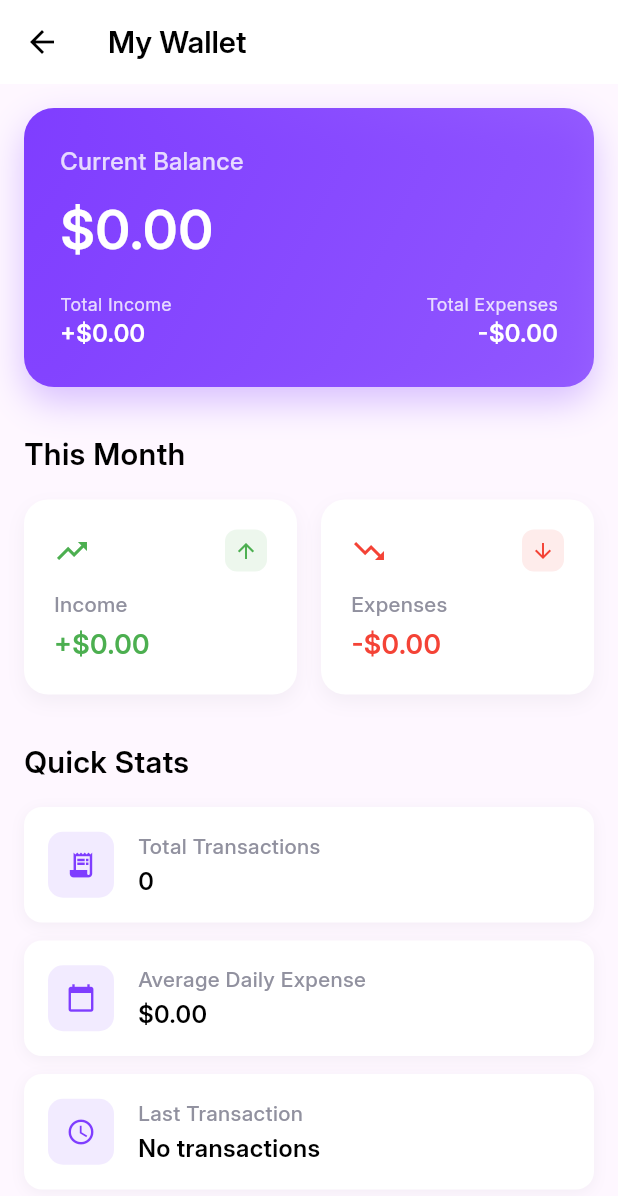
After one commit to Dinethzz/spendly, a Flutter app: the MainScreen screen opened directly, item 5 of the bottom bar chosen, after a tap on "My Wallet", on a phone screen of 412 x 824 dp. The commit adds this screen. Shown: the top 1196 px of the screen. Run offline on Flutter 3.47's test engine with Material 3 defaults, Android fonts, the phone set to English and light mode, and no system bars; our stand-ins replace fl_chart, shared_preferences, smooth_page_indicator; accounts and stored records are empty.

Commit message:
my wallet screen

```diff
--- a/lib/screens/main_screen.dart
+++ b/lib/screens/main_screen.dart
@@ -115,7 +115,10 @@ class _MainScreenState extends State<MainScreen> {
         expenseCategoryTotals: expenseCategoryTotals,
         incomeCategoryTotals: incomeCategoryTotals,
       ),
-      const ProfileScreen(),
+      ProfileScreen(
+        expencesList: expenceList,
+        incomesList: incomeList,
+      ),
     ];
     return Scaffold(
       bottomNavigationBar: BottomNavigationBar(
--- a/lib/screens/profile_screen.dart
+++ b/lib/screens/profile_screen.dart
@@ -1,13 +1,23 @@
 import 'package:expenz/constants/colors.dart';
 import 'package:expenz/constants/const_values.dart';
+import 'package:expenz/models/expence_model.dart';
+import 'package:expenz/models/income_model.dart';
 import 'package:expenz/screens/onboarding_screen.dart';
+import 'package:expenz/screens/wallet_screen.dart';
 import 'package:expenz/services/user_service.dart';
 import 'package:expenz/widgets/profile_card.dart';
 import 'package:flutter/material.dart';
 import 'package:shared_preferences/shared_preferences.dart';
 
 class ProfileScreen extends StatefulWidget {
-  const ProfileScreen({super.key});
+  final List<Expence> expencesList;
+  final List<Income> incomesList;
+
+  const ProfileScreen({
+    super.key,
+    required this.expencesList,
+    required this.incomesList,
+  });
 
   @override
   State<ProfileScreen> createState() => _ProfileScreenState();
@@ -187,10 +197,23 @@ class _ProfileScreenState extends State<ProfileScreen> {
                 const SizedBox(
                   height: 20,
                 ),
-                const ProfileCard(
-                  icon: Icons.wallet,
-                  title: "My Wallet",
-                  color: kMainColor,
+                GestureDetector(
+                  onTap: () {
+                    Navigator.push(
+                      context,
+                      MaterialPageRoute(
+                        builder: (context) => WalletScreen(
+                          expencesList: widget.expencesList,
+                          incomesList: widget.incomesList,
+                        ),
+                      ),
+                    );
+                  },
+                  child: const ProfileCard(
+                    icon: Icons.wallet,
+                    title: "My Wallet",
+                    color: kMainColor,
+                  ),
                 ),
                 const ProfileCard(
                   icon: Icons.settings,
--- /dev/null
+++ b/lib/screens/wallet_screen.dart
@@ -0,0 +1,369 @@
+import 'package:expenz/constants/colors.dart';
+import 'package:expenz/constants/const_values.dart';
+import 'package:expenz/models/expence_model.dart';
+import 'package:expenz/models/income_model.dart';
+import 'package:flutter/material.dart';
+import 'package:intl/intl.dart';
+
+class WalletScreen extends StatefulWidget {
+  final List<Expence> expencesList;
+  final List<Income> incomesList;
+
+  const WalletScreen({
+    super.key,
+    required this.expencesList,
+    required this.incomesList,
+  });
+
+  @override
+  State<WalletScreen> createState() => _WalletScreenState();
+}
+
+class _WalletScreenState extends State<WalletScreen> {
+  @override
+  Widget build(BuildContext context) {
+    // Calculate totals
+    double totalIncome = widget.incomesList.fold(0.0, (sum, income) => sum + income.amount);
+    double totalExpenses = widget.expencesList.fold(0.0, (sum, expense) => sum + expense.amount);
+    double currentBalance = totalIncome - totalExpenses;
+
+    // Calculate this month's data
+    DateTime now = DateTime.now();
+    DateTime startOfMonth = DateTime(now.year, now.month, 1);
+
+    double monthlyIncome = widget.incomesList
+        .where((income) => income.date.isAfter(startOfMonth.subtract(const Duration(days: 1))))
+        .fold(0.0, (sum, income) => sum + income.amount);
+
+    double monthlyExpenses = widget.expencesList
+        .where((expense) => expense.date.isAfter(startOfMonth.subtract(const Duration(days: 1))))
+        .fold(0.0, (sum, expense) => sum + expense.amount);
+
+    return Scaffold(
+      appBar: AppBar(
+        title: const Text(
+          'My Wallet',
+          style: TextStyle(
+            fontSize: 20,
+            fontWeight: FontWeight.w600,
+            color: kBlack,
+          ),
+        ),
+        backgroundColor: kWhite,
+        elevation: 0,
+        leading: IconButton(
+          icon: const Icon(Icons.arrow_back, color: kBlack),
+          onPressed: () => Navigator.pop(context),
+        ),
+      ),
+      body: SafeArea(
+        child: SingleChildScrollView(
+          padding: const EdgeInsets.all(kDefaultPadding),
+          child: Column(
+            crossAxisAlignment: CrossAxisAlignment.start,
+            children: [
+              // Balance Card
+              Container(
+                width: double.infinity,
+                padding: const EdgeInsets.all(24),
+                decoration: BoxDecoration(
+                  gradient: LinearGradient(
+                    colors: [kMainColor, kMainColor.withOpacity(0.8)],
+                    begin: Alignment.topLeft,
+                    end: Alignment.bottomRight,
+                  ),
+                  borderRadius: BorderRadius.circular(20),
+                  boxShadow: [
+                    BoxShadow(
+                      color: kMainColor.withOpacity(0.3),
+                      blurRadius: 20,
+                      offset: const Offset(0, 10),
+                    ),
+                  ],
+                ),
+                child: Column(
+                  crossAxisAlignment: CrossAxisAlignment.start,
+                  children: [
+                    Text(
+                      'Current Balance',
+                      style: TextStyle(
+                        color: kWhite.withOpacity(0.8),
+                        fontSize: 16,
+                        fontWeight: FontWeight.w500,
+                      ),
+                    ),
+                    const SizedBox(height: 8),
+                    Text(
+                      '\$${currentBalance.toStringAsFixed(2)}',
+                      style: const TextStyle(
+                        color: kWhite,
+                        fontSize: 36,
+                        fontWeight: FontWeight.bold,
+                      ),
+                    ),
+                    const SizedBox(height: 16),
+                    Row(
+                      mainAxisAlignment: MainAxisAlignment.spaceBetween,
+                      children: [
+                        Column(
+                          crossAxisAlignment: CrossAxisAlignment.start,
+                          children: [
+                            Text(
+                              'Total Income',
+                              style: TextStyle(
+                                color: kWhite.withOpacity(0.8),
+                                fontSize: 12,
+                              ),
+                            ),
+                            Text(
+                              '+\$${totalIncome.toStringAsFixed(2)}',
+                              style: const TextStyle(
+                                color: kWhite,
+                                fontSize: 16,
+                                fontWeight: FontWeight.w600,
+                              ),
+                            ),
+                          ],
+                        ),
+                        Column(
+                          crossAxisAlignment: CrossAxisAlignment.end,
+                          children: [
+                            Text(
+                              'Total Expenses',
+                              style: TextStyle(
+                                color: kWhite.withOpacity(0.8),
+                                fontSize: 12,
+                              ),
+                            ),
+                            Text(
+                              '-\$${totalExpenses.toStringAsFixed(2)}',
+                              style: const TextStyle(
+                                color: kWhite,
+                                fontSize: 16,
+                                fontWeight: FontWeight.w600,
+                              ),
+                            ),
+                          ],
+                        ),
+                      ],
+                    ),
+                  ],
+                ),
+              ),
+
+              const SizedBox(height: 30),
+
+              // Monthly Overview
+              const Text(
+                'This Month',
+                style: TextStyle(
+                  fontSize: 20,
+                  fontWeight: FontWeight.bold,
+                  color: kBlack,
+                ),
+              ),
+              const SizedBox(height: 16),
+
+              Row(
+                children: [
+                  Expanded(
+                    child: _buildStatCard(
+                      'Income',
+                      monthlyIncome,
+                      kGreen,
+                      Icons.trending_up,
+                      isIncome: true,
+                    ),
+                  ),
+                  const SizedBox(width: 16),
+                  Expanded(
+                    child: _buildStatCard(
+                      'Expenses',
+                      monthlyExpenses,
+                      kRed,
+                      Icons.trending_down,
+                      isIncome: false,
+                    ),
+                  ),
+                ],
+              ),
+
+              const SizedBox(height: 30),
+
+              // Quick Stats
+              const Text(
+                'Quick Stats',
+                style: TextStyle(
+                  fontSize: 20,
+                  fontWeight: FontWeight.bold,
+                  color: kBlack,
+                ),
+              ),
+              const SizedBox(height: 16),
+
+              _buildQuickStatsCard('Total Transactions',
+                  (widget.expencesList.length + widget.incomesList.length).toString(),
+                  Icons.receipt_long),
+
+              _buildQuickStatsCard('Average Daily Expense',
+                  monthlyExpenses > 0 ? '\$${(monthlyExpenses / DateTime.now().day).toStringAsFixed(2)}' : '\$0.00',
+                  Icons.calendar_today),
+
+              _buildQuickStatsCard('Last Transaction',
+                  _getLastTransactionDate(),
+                  Icons.schedule),
+
+              const SizedBox(height: 20),
+            ],
+          ),
+        ),
+      ),
+    );
+  }
+
+  Widget _buildStatCard(String title, double amount, Color color, IconData icon, {required bool isIncome}) {
+    return Container(
+      padding: const EdgeInsets.all(20),
+      decoration: BoxDecoration(
+        color: kWhite,
+        borderRadius: BorderRadius.circular(16),
+        boxShadow: [
+          BoxShadow(
+            color: kGrey.withOpacity(0.1),
+            blurRadius: 10,
+            offset: const Offset(0, 5),
+          ),
+        ],
+      ),
+      child: Column(
+        crossAxisAlignment: CrossAxisAlignment.start,
+        children: [
+          Row(
+            mainAxisAlignment: MainAxisAlignment.spaceBetween,
+            children: [
+              Icon(icon, color: color, size: 24),
+              Container(
+                padding: const EdgeInsets.all(6),
+                decoration: BoxDecoration(
+                  color: color.withOpacity(0.1),
+                  borderRadius: BorderRadius.circular(8),
+                ),
+                child: Icon(
+                  isIncome ? Icons.arrow_upward : Icons.arrow_downward,
+                  color: color,
+                  size: 16,
+                ),
+              ),
+            ],
+          ),
+          const SizedBox(height: 12),
+          Text(
+            title,
+            style: TextStyle(
+              color: kGrey,
+              fontSize: 14,
+              fontWeight: FontWeight.w500,
+            ),
+          ),
+          const SizedBox(height: 4),
+          Text(
+            '${isIncome ? '+' : '-'}\$${amount.toStringAsFixed(2)}',
+            style: TextStyle(
+              color: color,
+              fontSize: 18,
+              fontWeight: FontWeight.bold,
+            ),
+          ),
+        ],
+      ),
+    );
+  }
+
+  Widget _buildQuickStatsCard(String title, String value, IconData icon) {
+    return Container(
+      margin: const EdgeInsets.only(bottom: 12),
+      padding: const EdgeInsets.all(16),
+      decoration: BoxDecoration(
+        color: kWhite,
+        borderRadius: BorderRadius.circular(12),
+        boxShadow: [
+          BoxShadow(
+            color: kGrey.withOpacity(0.1),
+            blurRadius: 8,
+            offset: const Offset(0, 2),
+          ),
+        ],
+      ),
+      child: Row(
+        children: [
+          Container(
+            padding: const EdgeInsets.all(12),
+            decoration: BoxDecoration(
+              color: kMainColor.withOpacity(0.1),
+              borderRadius: BorderRadius.circular(10),
+            ),
+            child: Icon(icon, color: kMainColor, size: 20),
+          ),
+          const SizedBox(width: 16),
+          Expanded(
+            child: Column(
+              crossAxisAlignment: CrossAxisAlignment.start,
+              children: [
+                Text(
+                  title,
+                  style: TextStyle(
+                    color: kGrey,
+                    fontSize: 14,
+                    fontWeight: FontWeight.w500,
+                  ),
+                ),
+                const SizedBox(height: 2),
+                Text(
+                  value,
+                  style: const TextStyle(
+                    color: kBlack,
+                    fontSize: 16,
+                    fontWeight: FontWeight.w600,
+                  ),
+                ),
+              ],
+            ),
+          ),
+        ],
+      ),
+    );
+  }
+
+  String _getLastTransactionDate() {
+    if (widget.expencesList.isEmpty && widget.incomesList.isEmpty) {
+      return 'No transactions';
+    }
+
+    DateTime lastDate = DateTime(2000);
+
+    if (widget.expencesList.isNotEmpty) {
+      final lastExpense = widget.expencesList.reduce((a, b) => a.date.isAfter(b.date) ? a : b);
+      if (lastExpense.date.isAfter(lastDate)) {
+        lastDate = lastExpense.date;
+      }
+    }
+
+    if (widget.incomesList.isNotEmpty) {
+      final lastIncome = widget.incomesList.reduce((a, b) => a.date.isAfter(b.date) ? a : b);
+      if (lastIncome.date.isAfter(lastDate)) {
+        lastDate = lastIncome.date;
+      }
+    }
+
+    if (lastDate.year == 2000) return 'No transactions';
+
+    final now = DateTime.now();
+    final difference = now.difference(lastDate).inDays;
+
+    if (difference == 0) return 'Today';
+    if (difference == 1) return 'Yesterday';
+    if (difference < 7) return '$difference days ago';
+
+    return DateFormat('MMM dd, yyyy').format(lastDate);
+  }
+}
```
